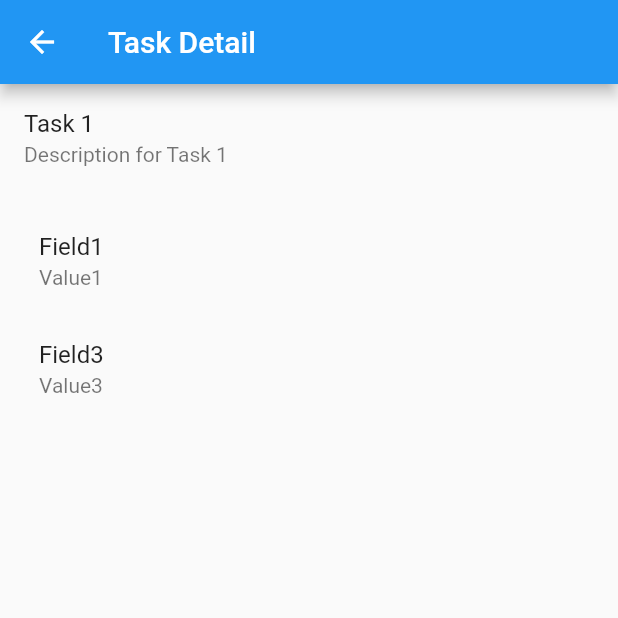
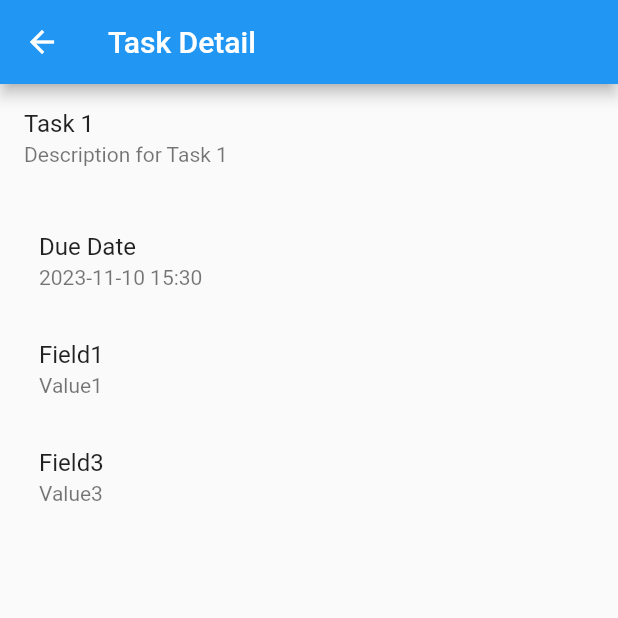
Before and after one commit to Team-1-Seoultech-Adv-SoftEng-2023/Glenn, a Flutter app: the screen it shows after launch, after a tap on "Task 1", on a phone screen of 412 x 824 dp, the top half of it. Run offline on Flutter 3.47's test engine with Material 2 defaults, Android fonts, the phone set to English and light mode, and no system bars.

Commit message:
due date task

```diff
--- a/lib/main.dart
+++ b/lib/main.dart
@@ -21,7 +21,7 @@ class Task {
 
 class TaskField {
   final String name;
-  final String value;
+  String value;
 
   TaskField({
     required this.name,
@@ -29,50 +29,95 @@ class TaskField {
   });
 }
 
-void main() {
-  // Create tasks with fields
-  final task1 = Task(
-    id: '1',
-    name: 'Task 1',
-    description: 'Description for Task 1',
-    parentId: '0',
-    fields: [
-      TaskField(name: 'Field1', value: 'Value1'),
-      TaskField(name: 'Field2', value: 'Value2'),
-    ],
-  );
+class DueDateField extends TaskField {
+  DateTime _dueDate;
+  TimeOfDay _dueTime;
 
-  final task2 = Task(
-    id: '2',
-    name: 'Task 2',
-    description: 'Description for Task 2',
-    parentId: '1',
-    fields: [
-      TaskField(name: 'Field1', value: 'Value1'),
-      TaskField(name: 'Field3', value: 'Value3'),
-    ],
-  );
+  DueDateField({
+    required DateTime dueDate,
+    required TimeOfDay dueTime,
+  })   : _dueDate = dueDate,
+        _dueTime = dueTime,
+        super(name: 'Due Date', value: '${_formatDate(dueDate)} ${_formatTime(dueTime)}');
 
-  // Display task information
-  print('Task 1:');
-  print('ID: ${task1.id}');
-  print('Name: ${task1.name}');
-  print('Description: ${task1.description}');
-  print('Parent ID: ${task1.parentId}');
-  print('Fields:');
-  for (var field in task1.fields) {
-    print('${field.name}: ${field.value}');
+  DateTime get dueDate => _dueDate;
+  set dueDate(DateTime value) {
+    _dueDate = value;
+    updateValue();
   }
 
-  print('\nTask 2:');
-  print('ID: ${task2.id}');
-  print('Name: ${task2.name}');
-  print('Description: ${task2.description}');
-  print('Parent ID: ${task2.parentId}');
-  print('Fields:');
-  for (var field in task2.fields) {
-    print('${field.name}: ${field.value}');
+  TimeOfDay get dueTime => _dueTime;
+  set dueTime(TimeOfDay value) {
+    _dueTime = value;
+    updateValue();
   }
+
+  void updateValue() {
+    super.value = '${_formatDate(_dueDate)} ${_formatTime(_dueTime)}';
+  }
+
+  static String _formatDate(DateTime date) {
+    return '${date.year}-${date.month.toString().padLeft(2, '0')}-${date.day.toString().padLeft(2, '0')}';
+  }
+
+  static String _formatTime(TimeOfDay time) {
+    return '${time.hour.toString().padLeft(2, '0')}:${time.minute.toString().padLeft(2, '0')}';
+  }
+}
+
+
+void main() {
+  // // Create tasks with fields
+  // final task1 = Task(
+  //   id: '1',
+  //   name: 'Task 1',
+  //   description: 'Description for Task 1',
+  //   parentId: '0',
+  //   fields: [
+  //     DueDateField(
+  //       dueDate: DateTime(2023, 11, 8),
+  //       dueTime: TimeOfDay(hour: 12, minute: 0),
+  //     ),
+  //     TaskField(name: 'Field1', value: 'Value1'),
+  //     TaskField(name: 'Field2', value: 'Value2'),
+  //   ],
+  // );
+
+  // final task2 = Task(
+  //   id: '2',
+  //   name: 'Task 2',
+  //   description: 'Description for Task 2',
+  //   parentId: '1',
+  //   fields: [
+  //     DueDateField(
+  //       dueDate: DateTime(2023, 11, 10),
+  //       dueTime: TimeOfDay(hour: 15, minute: 30),
+  //     ),
+  //     TaskField(name: 'Field1', value: 'Value1'),
+  //     TaskField(name: 'Field3', value: 'Value3'),
+  //   ],
+  // );
+
+  // // Display task information
+  // print('Task 1:');
+  // print('ID: ${task1.id}');
+  // print('Name: ${task1.name}');
+  // print('Description: ${task1.description}');
+  // print('Parent ID: ${task1.parentId}');
+  // print('Fields:');
+  // for (var field in task1.fields) {
+  //   print('${field.name}: ${field.value}');
+  // }
+
+  // print('\nTask 2:');
+  // print('ID: ${task2.id}');
+  // print('Name: ${task2.name}');
+  // print('Description: ${task2.description}');
+  // print('Parent ID: ${task2.parentId}');
+  // print('Fields:');
+  // for (var field in task2.fields) {
+  //   print('${field.name}: ${field.value}');
+  // }
   runApp(MyApp());
 }
 
@@ -82,9 +127,18 @@ class MyApp extends StatelessWidget {
   Widget build(BuildContext context) {
     // Replace this with your list of tasks
     final List<Task> tasks = [
-      Task(id: '1', name: 'Task 1', description: 'Description for Task 1', parentId: '0', fields: [
-        TaskField(name: 'Field1', value: 'Value1'),
-        TaskField(name: 'Field3', value: 'Value3'),
+      Task(
+        id: '1',
+        name: 'Task 1',
+        description: 'Description for Task 1',
+        parentId: '0',
+        fields: [
+          DueDateField(
+            dueDate: DateTime(2023, 11, 10),
+            dueTime: TimeOfDay(hour: 15, minute: 30),
+          ),
+          TaskField(name: 'Field1', value: 'Value1'),
+          TaskField(name: 'Field3', value: 'Value3'),
       ]),
       Task(id: '2', name: 'Task 2', description: 'Description for Task 2', parentId: '1', fields: []),
     ];
@@ -117,10 +171,31 @@ class TaskList extends StatelessWidget {
   }
 }
 
-class TaskCard extends StatelessWidget {
+class TaskCard extends StatefulWidget {
   final Task task;
 
   TaskCard({required this.task});
+
+  @override
+  _TaskCardState createState() => _TaskCardState();
+}
+
+class _TaskCardState extends State<TaskCard> {
+  late TextEditingController dateController;
+  late TextEditingController timeController;
+
+  @override
+  void initState() {
+    super.initState();
+    dateController = TextEditingController(
+        text: widget.task.fields.isNotEmpty
+            ? _formatDate((widget.task.fields.first as DueDateField).dueDate)
+            : '');
+    timeController = TextEditingController(
+        text: widget.task.fields.isNotEmpty
+            ? _formatTime((widget.task.fields.first as DueDateField).dueTime)
+            : '');
+  }
 
   @override
   Widget build(BuildContext context) {
@@ -130,27 +205,79 @@ class TaskCard extends StatelessWidget {
         onTap: () {
           Navigator.of(context).push(
             MaterialPageRoute(
-              builder: (context) => TaskDetailPage(task: task),
+              builder: (context) => TaskDetailPage(task: widget.task),
             ),
           );
         },
         child: Column(
           children: <Widget>[
             ListTile(
-              title: Text(task.name),
-              subtitle: Text(task.description),
+              title: Text(widget.task.name),
+              subtitle: Text(widget.task.description),
             ),
-            if (task.fields.isNotEmpty)
+            if (widget.task.fields.isNotEmpty)
               Container(
                 padding: EdgeInsets.all(10),
                 child: Column(
                   crossAxisAlignment: CrossAxisAlignment.start,
-                  children: task.fields.map((field) {
-                    return ListTile(
-                      title: Text(field.name),
-                      subtitle: Text(field.value),
-                    );
-                  }).toList(),
+                  children: <Widget>[
+                    ListTile(
+                      title: Text('Due Date'),
+                      subtitle: Row(
+                        children: [
+                          Expanded(
+                            child: TextFormField(
+                              controller: dateController,
+                              keyboardType: TextInputType.datetime,
+                              decoration: InputDecoration(labelText: 'Date'),
+                              onTap: () async {
+                                DateTime? selectedDate = await showDatePicker(
+                                  context: context,
+                                  initialDate: (widget.task.fields.first as DueDateField).dueDate,
+                                  firstDate: DateTime(2000),
+                                  lastDate: DateTime(2101),
+                                );
+                                if (selectedDate != null) {
+                                  setState(() {
+                                    (widget.task.fields.first as DueDateField).dueDate = selectedDate;
+                                    dateController.text = _formatDate(selectedDate);
+                                  });
+                                }
+                              },
+                            ),
+                          ),
+                          SizedBox(width: 16),
+                          Expanded(
+                            child: TextFormField(
+                              controller: timeController,
+                              keyboardType: TextInputType.datetime,
+                              decoration: InputDecoration(labelText: 'Time'),
+                              onTap: () async {
+                                TimeOfDay? selectedTime = await showTimePicker(
+                                  context: context,
+                                  initialTime: (widget.task.fields.first as DueDateField).dueTime,
+                                );
+                                if (selectedTime != null) {
+                                  setState(() {
+                                    (widget.task.fields.first as DueDateField).dueTime = selectedTime;
+                                    timeController.text = _formatTime(selectedTime);
+                                  });
+                                }
+                              },
+                            ),
+                          ),
+                        ],
+                      ),
+                    ),
+                    ListTile(
+                      title: Text('Field1'),
+                      subtitle: Text('Value1'),
+                    ),
+                    ListTile(
+                      title: Text('Field3'),
+                      subtitle: Text('Value3'),
+                    ),
+                  ],
                 ),
               ),
           ],
@@ -158,4 +285,12 @@ class TaskCard extends StatelessWidget {
       ),
     );
   }
+
+  String _formatDate(DateTime date) {
+    return '${date.year}-${date.month.toString().padLeft(2, '0')}-${date.day.toString().padLeft(2, '0')}';
+  }
+
+  String _formatTime(TimeOfDay time) {
+    return '${time.hour.toString().padLeft(2, '0')}:${time.minute.toString().padLeft(2, '0')}';
+  }
 }
```
